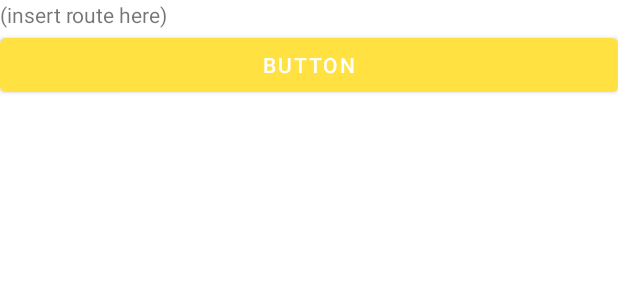
After one commit to JKPFisher/Jeepity, an Android app: the layout bottomsheet_fragment.xml on its own in the app's theme, with its tools: preview values and no code run, on a phone screen of 412 x 824 dp. The commit adds this screen. Shown: the top 300 px of the screen. Run offline under Robolectric (Android 15) with nearby library versions, the phone set to English and light mode, and no system bars.

Commit message:
drawer
drawer from the bottom on maps marker activity

```diff
--- a/app/src/main/res/layout/activity_main.xml
+++ b/app/src/main/res/layout/activity_main.xml
@@ -97,6 +97,7 @@
         android:id="@+id/textView3"
         android:layout_width="338dp"
         android:layout_height="33dp"
+        android:textColor="#000000"
         app:layout_constraintBottom_toBottomOf="parent"
         app:layout_constraintEnd_toEndOf="parent"
         app:layout_constraintHorizontal_bias="0.438"
@@ -105,15 +106,15 @@
         app:layout_constraintVertical_bias="0.925" />
 
 
-
     <TextView
         android:id="@+id/textView4"
         android:layout_width="339dp"
         android:layout_height="33dp"
         android:layout_marginBottom="16dp"
+        android:textColor="#000000"
         app:layout_constraintBottom_toBottomOf="parent"
         app:layout_constraintEnd_toEndOf="parent"
         app:layout_constraintHorizontal_bias="0.43"
-        app:layout_constraintStart_toStartOf="parent"/>
+        app:layout_constraintStart_toStartOf="parent" />
 
 </androidx.constraintlayout.widget.ConstraintLayout>
--- /dev/null
+++ b/app/src/main/res/layout/bottomsheet_fragment.xml
@@ -0,0 +1,25 @@
+<?xml version="1.0" encoding="utf-8"?>
+<LinearLayout xmlns:android="http://schemas.android.com/apk/res/android"
+    xmlns:app="http://schemas.android.com/apk/res-auto"
+    android:orientation="vertical"
+    android:layout_width="match_parent"
+    android:layout_height="match_parent"
+    android:gravity="center_horizontal">
+
+
+    <TextView
+        android:id="@+id/textView5"
+        android:layout_width="match_parent"
+        android:layout_height="wrap_content"
+        android:text="(insert route here)" />
+
+    <Button
+        android:id="@+id/button1"
+        android:layout_width="match_parent"
+        android:layout_height="wrap_content"
+        android:text="Button" />
+
+
+
+
+</LinearLayout>
```
Also changed, not shown: app/src/main/java/com/example/jeepitybasic/BottomSheetFragment.kt (added, +39 -0 lines), app/src/main/java/com/example/jeepitybasic/MapsMarkerActivity.kt (+12 -7 lines).
